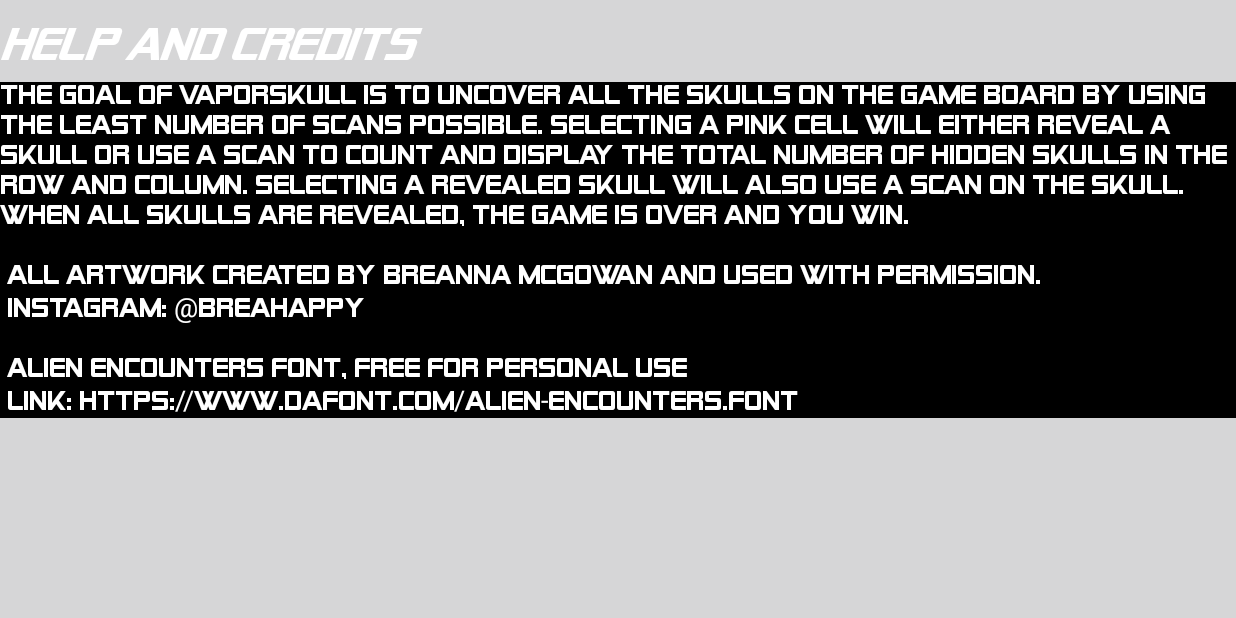
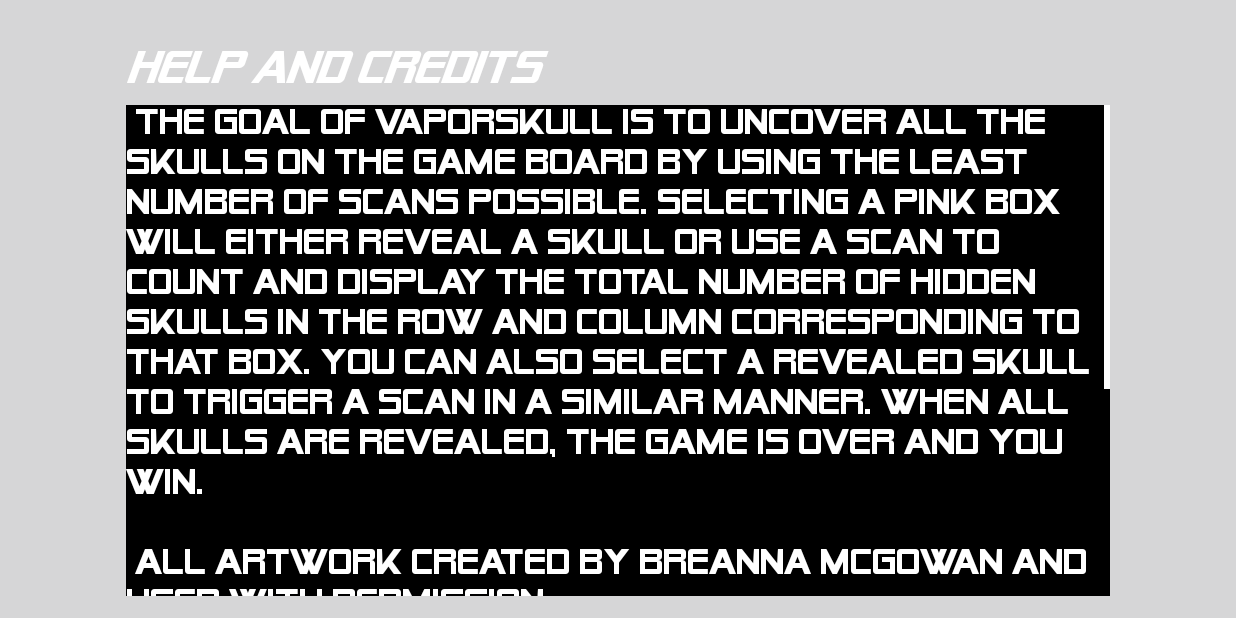
Before and after one commit to rcmcg/vaporksull, an Android app: the HelpActivity screen opened directly, with no data from a screen before it, on a phone screen of 824 x 412 dp (held sideways). Run offline under Robolectric (Android 15) with nearby library versions, the phone set to English and light mode, and no system bars.

Commit message:
Help page, added a scroll bar, hyperlinks, and made the font bigger

```diff
--- a/app/src/main/java/com/example/cmpt276_a3/HelpActivity.java
+++ b/app/src/main/java/com/example/cmpt276_a3/HelpActivity.java
@@ -4,7 +4,10 @@ import androidx.appcompat.app.AppCompatActivity;
 
 import android.content.Context;
 import android.content.Intent;
+import android.graphics.Color;
 import android.os.Bundle;
+import android.text.method.LinkMovementMethod;
+import android.widget.TextView;
 
 public class HelpActivity extends AppCompatActivity {
 
@@ -12,6 +15,10 @@ public class HelpActivity extends AppCompatActivity {
     protected void onCreate(Bundle savedInstanceState) {
         super.onCreate(savedInstanceState);
         setContentView(R.layout.activity_help);
+
+        // Set hyperlinks to be clickable
+        TextView links = findViewById(R.id.txtHelpCredits);
+        links.setMovementMethod(LinkMovementMethod.getInstance());
     }
 
     public static Intent makeIntent(Context context) {
--- a/app/src/main/res/layout/activity_help.xml
+++ b/app/src/main/res/layout/activity_help.xml
@@ -15,11 +15,13 @@
         tools:layout_editor_absoluteY="5dp" />
 
     <LinearLayout
-        android:layout_width="0dp"
-        android:layout_height="wrap_content"
+        android:layout_width="656dp"
+        android:layout_height="366dp"
         android:layout_marginTop="16dp"
         android:orientation="vertical"
+        app:layout_constraintBottom_toBottomOf="parent"
         app:layout_constraintEnd_toEndOf="parent"
+        app:layout_constraintHorizontal_bias="0.5"
         app:layout_constraintStart_toStartOf="parent"
         app:layout_constraintTop_toTopOf="parent">
 
@@ -38,10 +40,15 @@
             android:layout_width="match_parent"
             android:layout_height="wrap_content"
             android:background="#000000"
+            android:fadeScrollbars="false"
             android:fontFamily="@font/alien_encounters_solid_regular"
+            android:scrollbarAlwaysDrawVerticalTrack="true"
+            android:scrollbarThumbVertical="@android:color/white"
+            android:scrollbars="vertical"
             android:text="@string/help_credits"
             android:textColor="#FFFFFF"
-            android:textSize="18sp" />
+            android:textColorLink="@android:color/holo_blue_bright"
+            android:textSize="24sp" />
     </LinearLayout>
 
 </androidx.constraintlayout.widget.ConstraintLayout>
--- a/app/src/main/res/values/strings.xml
+++ b/app/src/main/res/values/strings.xml
@@ -14,15 +14,19 @@
 
     <string name="help_credits">
         The goal of VAPORSKULL is to uncover all the skulls on the game board by using the least number of scans possible.
-        Selecting a pink cell will either reveal a skull or use a scan to count and display the total number of hidden
-        skulls in the row and column. Selecting a revealed skull will also use a scan on the skull. When all skulls are
-        revealed, the game is over and you win.
+        Selecting a pink box will either reveal a skull or use a scan to count and display the total number of hidden
+        skulls in the row and column corresponding to that box. You can also select a revealed skull to trigger a scan in a similar manner.
+        When all skulls are revealed, the game is over and you win.
         \n\n
         All artwork created by Breanna McGowan and used with permission. \n
         Instagram: @breahappy
         \n\n
-        Alien Encounters font, free for personal use\n
-        Link: https://www.dafont.com/alien-encounters.font
+        <a href="https://www.dafont.com/alien-encounters.font">Alien encounters font</a>, free for personal use
+        \n\n
+
+        Created for CMPT276 - Intro. to Software Engineering at SFU\n
+        <a href="https://opencoursehub.cs.sfu.ca/jackt/grav-cms/cmpt276/home">Course webpage</a>
+        \n
     </string>
 
     <string name="victory_dialog_title">You win!</string>
```
